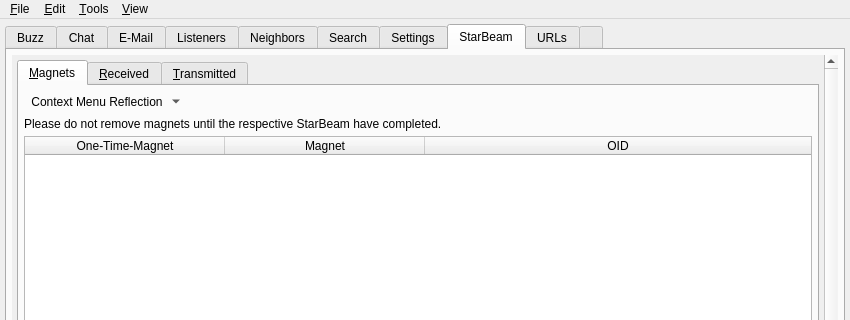
Old version of the form branches/trunk/UI/spot-on-controlcenter.ui in the repository textbrowser/spot-on; both pictures show x 0 to 850 and y 0 to 320 of the 850 by 650 pixel window.
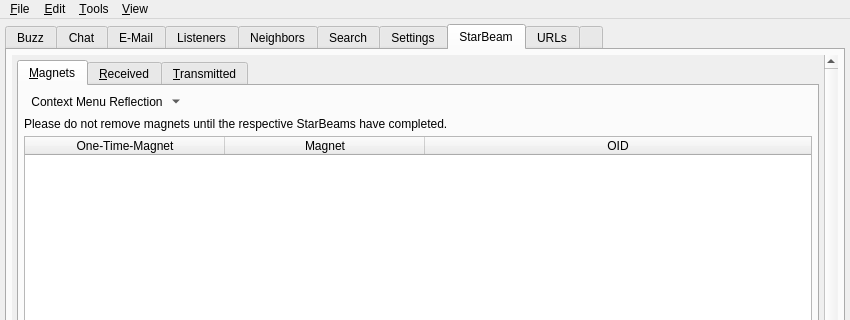
New version of the form. The open tabs and pages were chosen to show the change. Icons and pictures are not drawn. Custom widgets are drawn as their Qt base class.

```diff
--- a/branches/trunk/UI/spot-on-controlcenter.ui
+++ b/branches/trunk/UI/spot-on-controlcenter.ui
@@ -6541,7 +6541,7 @@
                 <item>
                  <widget class="QLabel" name="label_95">
                   <property name="text">
-                   <string>Please do not remove magnets until the respective StarBeam have completed.</string>
+                   <string>Please do not remove magnets until the respective StarBeams have completed.</string>
                   </property>
                   <property name="wordWrap">
                    <bool>true</bool>
```
Left out of the diff: 2 changed lines with no effect on the pictures.
